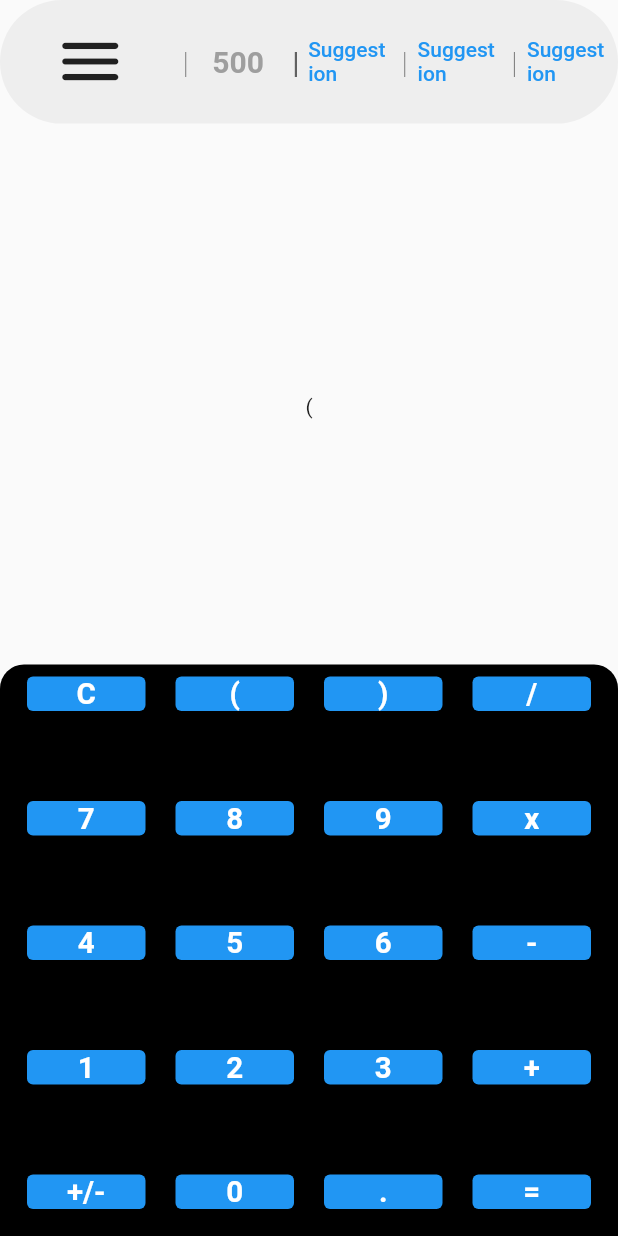
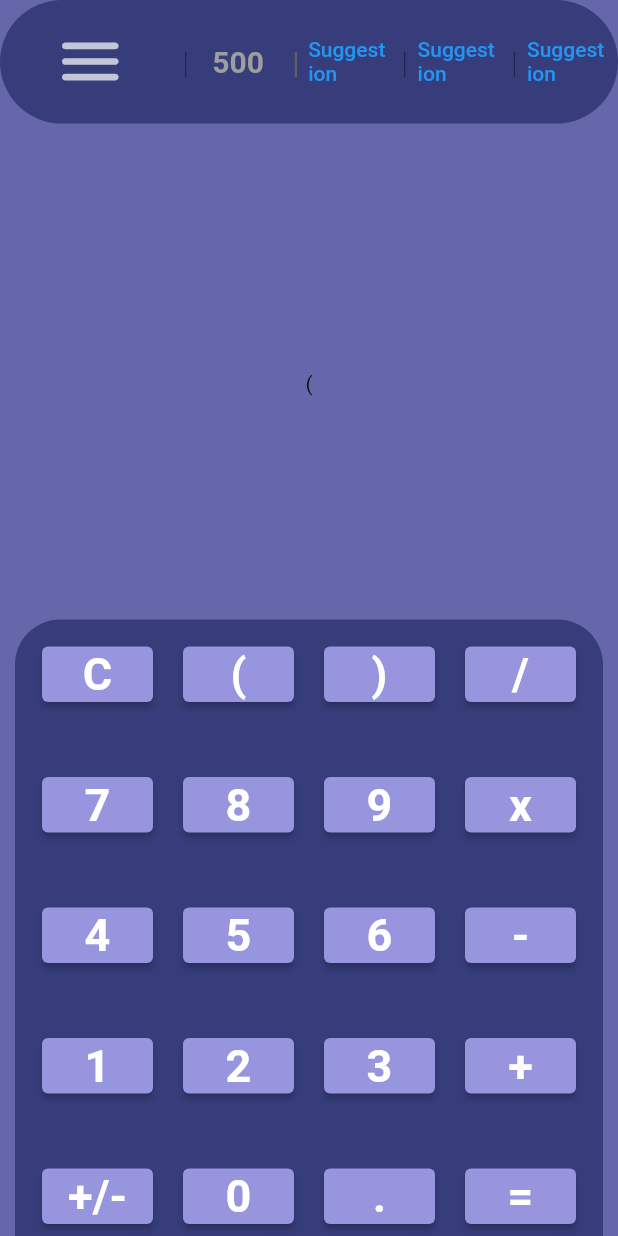
Before and after one commit to NuclearTea/calculator_app, a Flutter app: the screen it shows after launch, after a tap on an icon or button, on a phone screen of 412 x 824 dp. Run offline on Flutter 3.47's test engine with Material 2 defaults, Android fonts, the phone set to English and light mode, and no system bars; our stand-ins replace math_expressions; missing offline and left inert: function_tree.

Commit message:
displays answer, expression, added colour pallete

```diff
--- a/lib/main.dart
+++ b/lib/main.dart
@@ -1,8 +1,8 @@
 import 'dart:collection';
 // import 'package:calculator_app/resultant_form.dart';
-import 'package:calculator_app/equation_box.dart';
-import 'package:calculator_app/suggestion_button.dart';
 import 'package:flutter/material.dart';
+import "package:math_expressions/math_expressions.dart";
+import "package:function_tree/function_tree.dart";
 
 void main() {
   runApp(const MyApp());
@@ -14,8 +14,8 @@ class MyApp extends StatelessWidget {
   // This widget is the root of your application.
   @override
   Widget build(BuildContext context) {
-    return MaterialApp(
-        home: const MyHomePage(
+    return const MaterialApp(
+        home: MyHomePage(
       title: '',
     ));
     // return MaterialApp(
@@ -55,6 +55,10 @@ class MyHomePage extends StatefulWidget {
   State<MyHomePage> createState() => _MyHomePageState();
 }
 
+evaluateExpression(String equation) {
+  return equation.interpret();
+}
+
 class _MyHomePageState extends State<MyHomePage> {
   List<String> acceptableValues = [
     "C",
@@ -92,12 +96,19 @@ class _MyHomePageState extends State<MyHomePage> {
     "9"
   ];
 
+  List<String> operations = ["+", "-", "x", "/"];
+
   String clear = "C";
   String equalButton = "=";
+  String decimalPoint = ".";
 
   Queue recentHistory = Queue();
   var displayString = "";
   var equation = "";
+
+  int primaryColor = 0xff6667ab;
+  int lightColor = 0xff9695dd;
+  int darkColor = 0xff373d7b;
 
   @override
   Widget build(BuildContext context) {
@@ -106,13 +117,15 @@ class _MyHomePageState extends State<MyHomePage> {
     double dividerWidthScaleFactor = 1 / 500;
 
     return Scaffold(
-      body: Column(
+      body: Container(
+        color: Color(primaryColor),
+        child: Column(
           mainAxisAlignment: MainAxisAlignment.spaceBetween,
           children: [
             Container(
               decoration: BoxDecoration(
                 borderRadius: BorderRadius.circular(50),
-              color: Colors.grey.shade200,
+                color: Color(darkColor),
               ),
               height: MediaQuery.of(context).size.height * (heightScaleFactor),
               child: Row(
@@ -120,12 +133,13 @@ class _MyHomePageState extends State<MyHomePage> {
                 children: <Widget>[
                   SizedBox(
                     width: MediaQuery.of(context).size.width * (7 / 24),
-                  height:
-                      MediaQuery.of(context).size.height * (heightScaleFactor),
+                    height: MediaQuery.of(context).size.height *
+                        (heightScaleFactor),
                     child: IconButton(
                       iconSize: 50,
                       icon: const Icon(
                         Icons.menu_rounded,
+                        color: Colors.white70,
                       ),
                       onPressed: () {},
                     ),
@@ -145,8 +159,8 @@ class _MyHomePageState extends State<MyHomePage> {
                   SizedBox(
                     width: MediaQuery.of(context).size.width *
                         (suggestionWidthScaleFactor),
-                  height:
-                      MediaQuery.of(context).size.height * (heightScaleFactor),
+                    height: MediaQuery.of(context).size.height *
+                        (heightScaleFactor),
                     child: TextButton(
                         onPressed: () {},
                         child: const Text(
@@ -163,7 +177,8 @@ class _MyHomePageState extends State<MyHomePage> {
                     child: Text(
                       "|",
                       textAlign: TextAlign.end,
-                    style: TextStyle(color: Colors.grey.shade700, fontSize: 20),
+                      style:
+                          TextStyle(color: Colors.grey.shade700, fontSize: 20),
                     ),
                   ),
                   SizedBox(
@@ -218,41 +233,49 @@ class _MyHomePageState extends State<MyHomePage> {
               mainAxisAlignment: MainAxisAlignment.start,
               children: [
                 Container(
-                child: Text("$equation"),
-                color: Colors.grey,
+                  child: Text(equation),
                 ),
-              Container(child: Text("$displayString"))
+                Container(child: Text(displayString))
               ],
             ),
             Container(
-            decoration: const BoxDecoration(
+              margin: EdgeInsets.fromLTRB(10, 0, 10, 0),
+              decoration: BoxDecoration(
                   borderRadius: BorderRadius.only(
-                    topLeft: Radius.circular(16),
-                    topRight: Radius.circular(16)),
-                color: Colors.black),
+                      topLeft: Radius.circular(30),
+                      topRight: Radius.circular(30)),
+                  color: Color(darkColor)),
               child: Padding(
                 padding: const EdgeInsets.all(8.0),
                 child: GridView(
                     shrinkWrap: true,
-                  gridDelegate: const SliverGridDelegateWithFixedCrossAxisCount(
+                    gridDelegate:
+                        const SliverGridDelegateWithFixedCrossAxisCount(
                       crossAxisCount: 4,
-                    childAspectRatio: 3,
+                      childAspectRatio: 2,
                       crossAxisSpacing: 0,
-                    mainAxisSpacing: 50,
+                      mainAxisSpacing: 40,
                     ),
                     children: acceptableValues
                         .map(
                           (value) => Container(
-                          margin: const EdgeInsets.fromLTRB(10, 0, 10, 10),
+                            margin: const EdgeInsets.fromLTRB(10, 10, 10, 0),
                             decoration: BoxDecoration(
                                 borderRadius: BorderRadius.circular(100)),
                             child: ElevatedButton(
+                              style: ElevatedButton.styleFrom(
+                                  backgroundColor: Color(lightColor)),
                               onPressed: () {
                                 setState(() {
                                   if (value == clear) {
                                     displayString = "";
                                   } else if (value == equalButton) {
-                                  ;
+                                    equation = displayString;
+                                    var answer =
+                                        displayString.replaceAll('x', "*");
+                                    displayString =
+                                        evaluateExpression(answer).toString();
+                                    // displayString = "";
                                   } else {
                                     displayString += value;
                                   }
@@ -278,6 +301,7 @@ class _MyHomePageState extends State<MyHomePage> {
             )
           ],
         ),
+      ),
     );
   }
 }
--- a/pubspec.yaml
+++ b/pubspec.yaml
@@ -36,6 +36,8 @@ dependencies:
   # The following adds the Cupertino Icons font to your application.
   # Use with the CupertinoIcons class for iOS style icons.
   cupertino_icons: ^1.0.2
+  math_expressions: ^2.3.1
+  function_tree: ^0.8.13
 
 dev_dependencies:
   flutter_test:
```
Also changed, not shown: pubspec.lock. Lines whose indentation alone changed are shown as unchanged.
